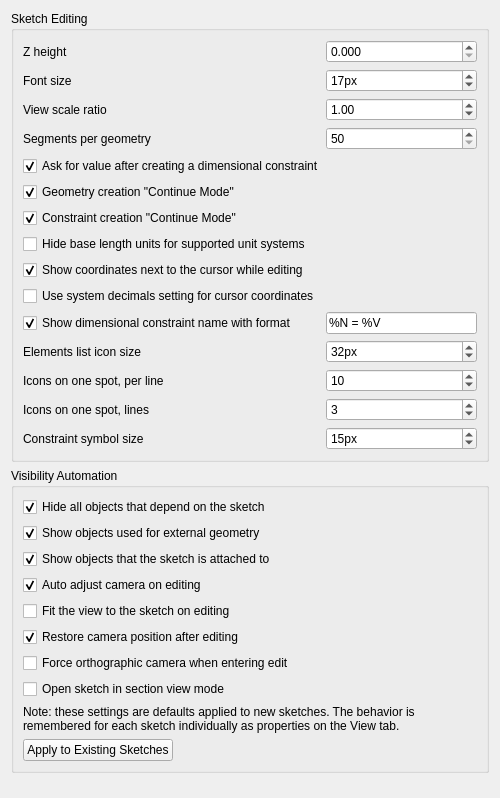
First picture: the form in src/Mod/Sketcher/Gui/SketcherSettingsDisplay.ui, repository realthunder/FreeCAD, before the edit.
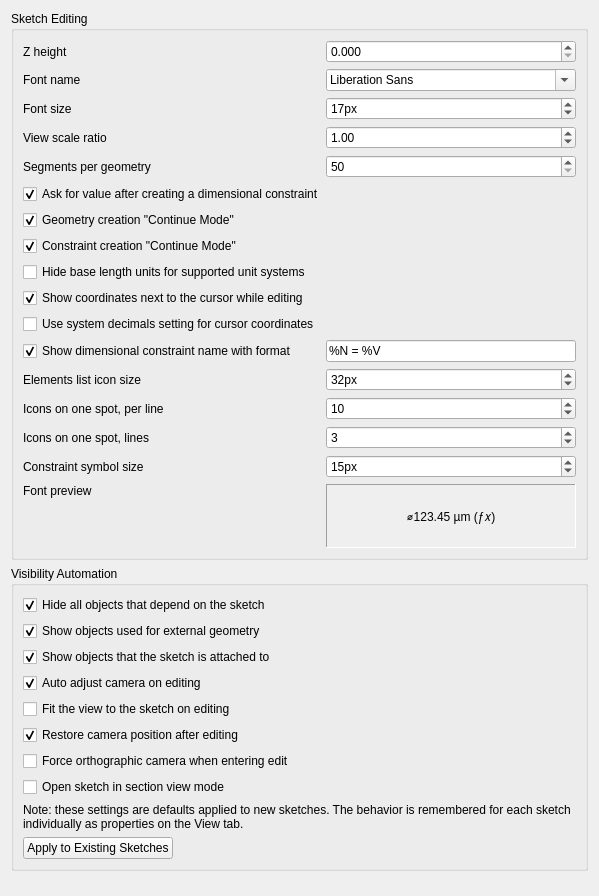
Second picture: the form after the edit. Custom widgets are drawn as their Qt base class.

Commit message: Sketcher: the font of a dimension's number is a preference

```diff
--- a/src/Mod/Sketcher/Gui/SketcherSettingsDisplay.ui
+++ b/src/Mod/Sketcher/Gui/SketcherSettingsDisplay.ui
@@ -472,6 +472,96 @@
         </property>
        </widget>
       </item>
+      <item row="1" column="0">
+       <widget class="QLabel" name="label_5">
+        <property name="text">
+         <string>Font name</string>
+        </property>
+       </widget>
+      </item>
+      <item row="1" column="1">
+       <widget class="Gui::PrefFontBox" name="fontBoxSketcherFontName">
+        <property name="minimumSize">
+         <size>
+          <width>250</width>
+          <height>0</height>
+         </size>
+        </property>
+        <property name="toolTip">
+         <string>Font used for labels and constraints</string>
+        </property>
+        <property name="prefEntry" stdset="0">
+         <cstring>EditSketcherFontName</cstring>
+        </property>
+        <property name="prefPath" stdset="0">
+         <cstring>View</cstring>
+        </property>
+       </widget>
+      </item>
+      <item row="16" column="0">
+       <widget class="QLabel" name="label_6">
+        <property name="text">
+         <string>Font preview</string>
+        </property>
+        <property name="alignment">
+         <set>Qt::AlignTop|Qt::AlignLeft|Qt::AlignLeading</set>
+        </property>
+       </widget>
+      </item>
+      <item row="16" column="1" rowspan="2">
+       <widget class="QLabel" name="LabelFontPreview">
+        <property name="toolTip">
+         <string>Preview of a constraint text when selected font family and size is used</string>
+        </property>
+        <property name="minimumSize">
+         <size>
+          <width>0</width>
+          <height>64</height>
+         </size>
+        </property>
+        <property name="text">
+         <string>&#x2300;123.45 &#xB5;m (&#x192;&#x1D465;)</string>
+        </property>
+        <property name="alignment">
+         <set>Qt::AlignCenter</set>
+        </property>
+        <property name="frameShape">
+         <enum>QFrame::Panel</enum>
+        </property>
+        <property name="frameShadow">
+         <enum>QFrame::Sunken</enum>
+        </property>
+        <property name="lineWidth">
+         <number>1</number>
+        </property>
+        <property name="autoFillBackground">
+         <bool>true</bool>
+        </property>
+       </widget>
+      </item>
+      <item row="17" column="0">
+       <widget class="QLabel" name="LabelFontMessage">
+        <property name="toolTip">
+         <string>Because the selected font does not contain all characters Sketcher uses,
+the characters listed here will be drawn using a substitute font.</string>
+        </property>
+        <property name="text">
+         <string/>
+        </property>
+        <property name="textInteractionFlags">
+         <set>Qt::TextSelectableByMouse</set>
+        </property>
+        <property name="alignment">
+         <set>Qt::AlignBottom|Qt::AlignRight|Qt::AlignTrailing</set>
+        </property>
+        <property name="font">
+         <font>
+          <weight>75</weight>
+          <bold>true</bold>
+         </font>
+        </property>
+       </widget>
+      </item>
      </layout>
     </widget>
    </item>
@@ -712,6 +802,11 @@
   </layout>
  </widget>
  <customwidgets>
+  <customwidget>
+   <class>Gui::PrefFontBox</class>
+   <extends>QFontComboBox</extends>
+   <header>Gui/PrefWidgets.h</header>
+  </customwidget>
   <customwidget>
    <class>Gui::PrefCheckBox</class>
    <extends>QCheckBox</extends>
```
The commit also changes 3 other files.
